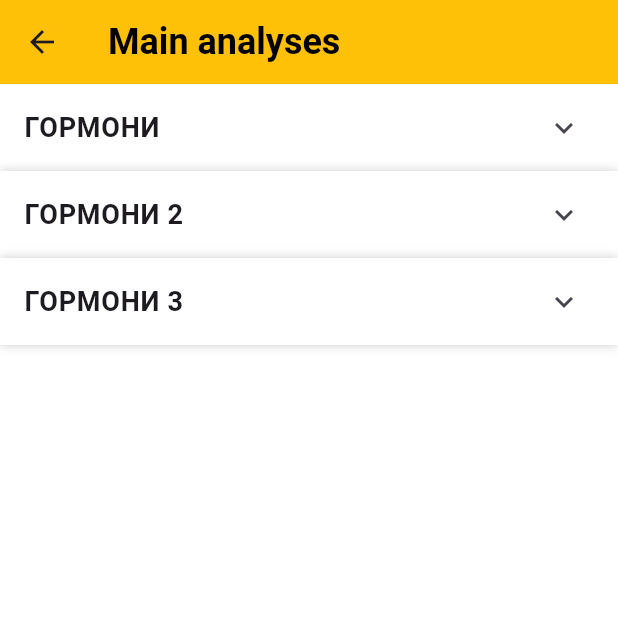
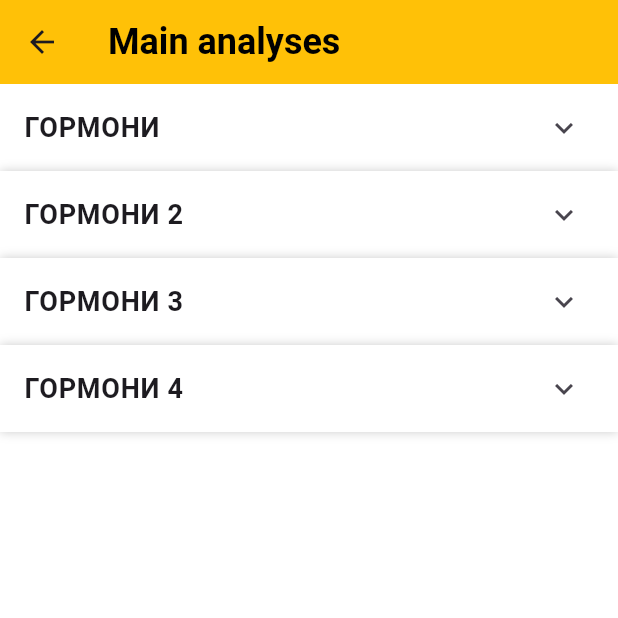
Before and after one commit to kadr0id/nice_analyses, a Flutter app: the MainAnalysesPage screen opened directly, on a phone screen of 412 x 824 dp, the top half of it. Run offline on Flutter 3.47's test engine with Material 2 defaults, Android fonts, the phone set to English and light mode, and no system bars; our stand-ins replace formz.

```diff
--- a/lib/main_analyses/view/main_analyses_view.dart
+++ b/lib/main_analyses/view/main_analyses_view.dart
@@ -12,12 +12,14 @@ class MainAnalysesView extends StatelessWidget {
     "ГОРМОНИ",
     "ГОРМОНИ 2",
     "ГОРМОНИ 3",
+    "ГОРМОНИ 4",
   ];
 
   static const List<List<String>> subtitles = [
     ["Тиреоїдна панель"],
     ["Репродуктивна панель"],
-    ["Репродуктивна панель 2"]
+    ["Репродуктивна панель 2"],
+    ["Репродуктивна панель 3"]
   ];
 
   static const List<List<String>> items = [
@@ -106,6 +108,7 @@ class ExpandableListWidget extends StatelessWidget {
             children: [
               Column(
                 children: [
+                  if (items.isNotEmpty)
                   Column(
                     crossAxisAlignment: CrossAxisAlignment.stretch,
                     children: subtitleList.map((subtitle) {
@@ -117,6 +120,7 @@ class ExpandableListWidget extends StatelessWidget {
                       );
                     }).toList(),
                   ),
+                  if (items.isNotEmpty)
                   Column(
                     crossAxisAlignment: CrossAxisAlignment.stretch,
                     children: itemList.map((item) {
```
